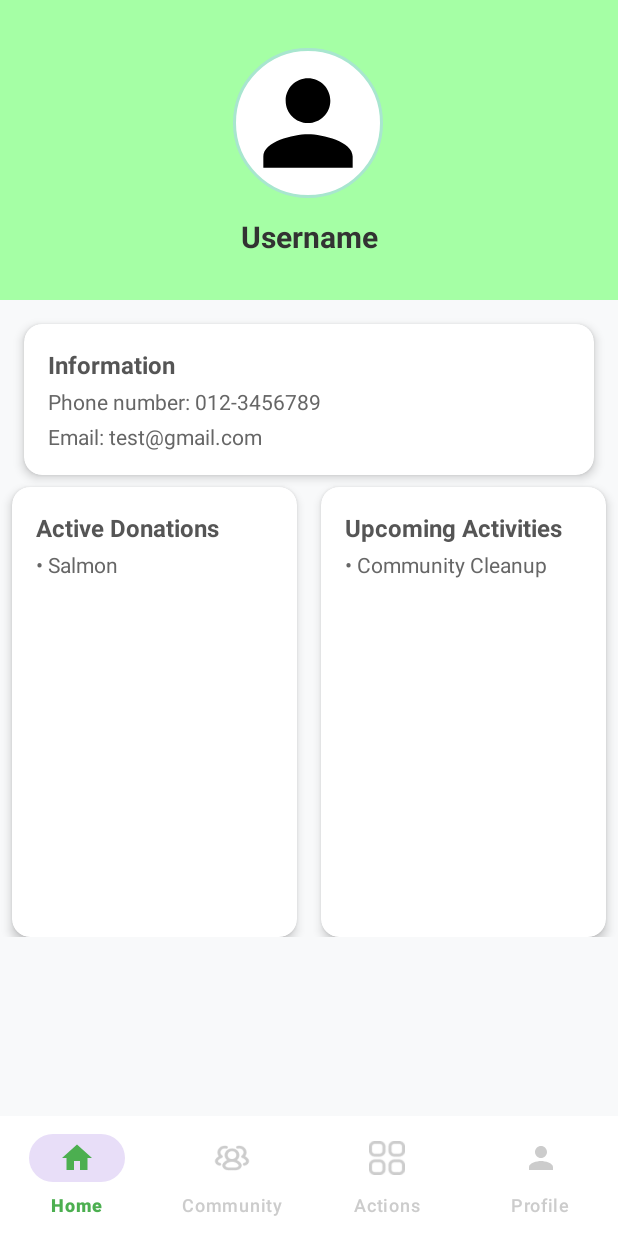
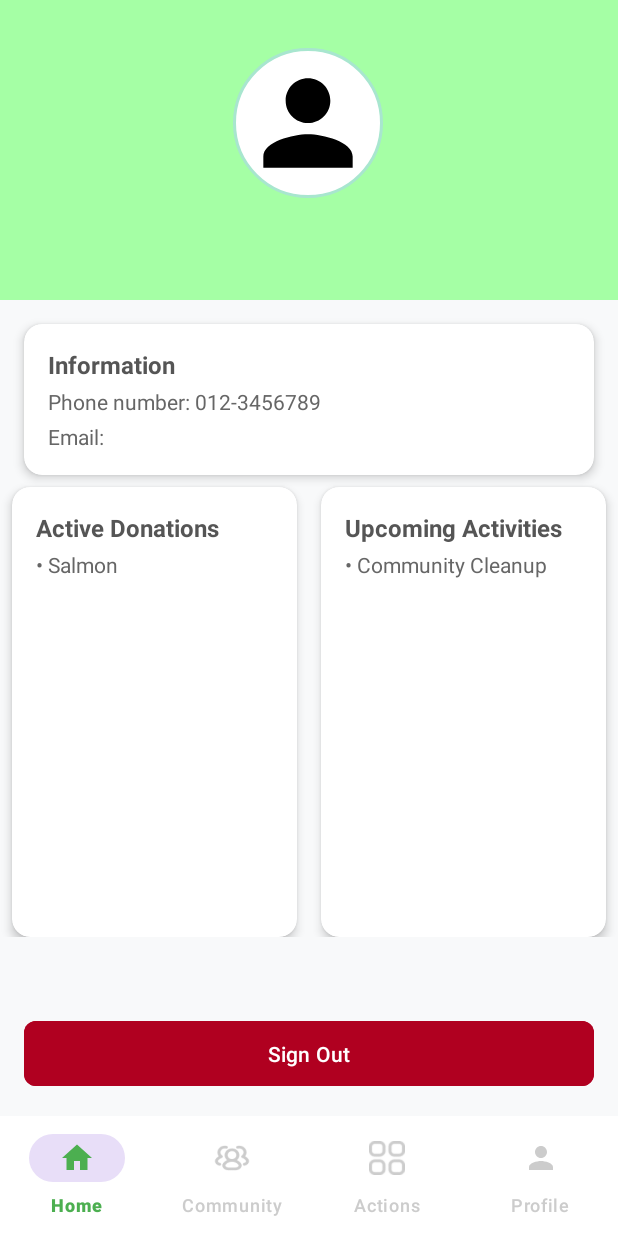
Before and after one commit to yanayusman/WIA2007-MAD, an Android app: the fragment ProfilePage placed in its activity, on a phone screen of 412 x 824 dp. Run offline under Robolectric (Android 15) with nearby library versions, the light colour scheme and no system bars; our stand-ins replace Firebase (no records; nobody signed in at launch, a user with empty details on screens opened directly).

Commit message:
added sign out button

```diff
--- a/SharePlateApp/app/src/main/java/com/shareplateapp/ProfilePage.java
+++ b/SharePlateApp/app/src/main/java/com/shareplateapp/ProfilePage.java
@@ -1,63 +1,97 @@
 package com.shareplateapp;
 
+import android.content.Intent;
 import android.os.Bundle;
 import android.view.LayoutInflater;
 import android.view.View;
 import android.view.ViewGroup;
+import android.widget.TextView;
+import android.widget.ImageView;
+import android.widget.Toast;
+import android.util.Log;
 
+import androidx.annotation.NonNull;
+import androidx.annotation.Nullable;
 import androidx.fragment.app.Fragment;
 
-/**
- * A simple {@link Fragment} subclass.
- * Use the {@link ProfilePage#newInstance} factory method to
- * create an instance of this fragment.
- */
+import com.google.android.material.button.MaterialButton;
+import com.google.firebase.auth.FirebaseAuth;
+import com.google.firebase.auth.FirebaseUser;
+
 public class ProfilePage extends Fragment {
+    private static final String TAG = "ProfilePage";
+    private ImageView profileImage;
+    private TextView username;
+    private TextView email;
+    private MaterialButton signOutButton;
+    private FirebaseAuth mAuth;
 
-    // TODO: Rename parameter arguments, choose names that match
-    // the fragment initialization parameters, e.g. ARG_ITEM_NUMBER
-    private static final String ARG_PARAM1 = "param1";
-    private static final String ARG_PARAM2 = "param2";
-
-    // TODO: Rename and change types of parameters
-    private String mParam1;
-    private String mParam2;
-
-    public ProfilePage() {
-        // Required empty public constructor
+    @Override
+    public void onCreate(@Nullable Bundle savedInstanceState) {
+        super.onCreate(savedInstanceState);
+        mAuth = FirebaseAuth.getInstance();
     }
 
-    /**
-     * Use this factory method to create a new instance of
-     * this fragment using the provided parameters.
-     *
-     * @param param1 Parameter 1.
-     * @param param2 Parameter 2.
-     * @return A new instance of fragment ProfilePage.
-     */
-    // TODO: Rename and change types and number of parameters
-    public static ProfilePage newInstance(String param1, String param2) {
-        ProfilePage fragment = new ProfilePage();
-        Bundle args = new Bundle();
-        args.putString(ARG_PARAM1, param1);
-        args.putString(ARG_PARAM2, param2);
-        fragment.setArguments(args);
-        return fragment;
+    @Nullable
+    @Override
+    public View onCreateView(@NonNull LayoutInflater inflater, @Nullable ViewGroup container, @Nullable Bundle savedInstanceState) {
+        View view = inflater.inflate(R.layout.fragment_profile_page, container, false);
+
+        Log.d(TAG, "onCreateView: Initializing views");
+
+        // Initialize views
+        profileImage = view.findViewById(R.id.profile_image);
+        username = view.findViewById(R.id.username);
+        email = view.findViewById(R.id.email);
+        signOutButton = view.findViewById(R.id.signOutButton);
+        if (signOutButton == null) {
+            Log.e(TAG, "onCreateView: signOutButton not found in layout");
+        } else {
+            Log.d(TAG, "onCreateView: signOutButton found and initialized");
+            signOutButton.setOnClickListener(new View.OnClickListener() {
+                @Override
+                public void onClick(View v) {
+                    Log.d(TAG, "onClick: Sign out button clicked");
+                    signOut();
+                }
+            });
+        }
+
+        // Set up user profile
+        FirebaseUser currentUser = mAuth.getCurrentUser();
+        if (currentUser != null) {
+            // Set email
+            email.setText("Email: " + currentUser.getEmail());
+
+            // Set display name if available, otherwise use email
+            String displayName = currentUser.getDisplayName();
+            username.setText(displayName != null && !displayName.isEmpty() ?
+                displayName : currentUser.getEmail());
+        }
+
+        return view;
     }
 
-    @Override
-    public void onCreate(Bundle savedInstanceState) {
-        super.onCreate(savedInstanceState);
-        if (getArguments() != null) {
-            mParam1 = getArguments().getString(ARG_PARAM1);
-            mParam2 = getArguments().getString(ARG_PARAM2);
+    private void signOut() {
+        Log.d(TAG, "signOut: Attempting to sign out user");
+        try {
+            mAuth.signOut();
+            Log.d(TAG, "signOut: User signed out successfully");
+            Toast.makeText(getContext(), "Signed out successfully", Toast.LENGTH_SHORT).show();
+
+            // Navigate to MainActivity
+            Intent intent = new Intent(getActivity(), MainActivity.class);
+            // Clear the back stack
+            intent.setFlags(Intent.FLAG_ACTIVITY_NEW_TASK | Intent.FLAG_ACTIVITY_CLEAR_TASK);
+            startActivity(intent);
+
+            // Finish the current activity
+            if (getActivity() != null) {
+                getActivity().finish();
+            }
+        } catch (Exception e) {
+            Log.e(TAG, "signOut: Failed to sign out", e);
+            Toast.makeText(getContext(), "Sign out failed: " + e.getMessage(), Toast.LENGTH_SHORT).show();
         }
     }
-
-    @Override
-    public View onCreateView(LayoutInflater inflater, ViewGroup container,
-                             Bundle savedInstanceState) {
-        // Inflate the layout for this fragment
-        return inflater.inflate(R.layout.fragment_profile_page, container, false);
-    }
 }
--- a/SharePlateApp/app/src/main/res/layout/fragment_profile_page.xml
+++ b/SharePlateApp/app/src/main/res/layout/fragment_profile_page.xml
@@ -178,4 +178,19 @@
         </androidx.cardview.widget.CardView>
     </androidx.constraintlayout.widget.ConstraintLayout>
 
+    <!-- Sign Out Button -->
+    <com.google.android.material.button.MaterialButton
+        android:id="@+id/signOutButton"
+        android:layout_width="0dp"
+        android:layout_height="wrap_content"
+        android:layout_margin="16dp"
+        android:backgroundTint="@color/design_default_color_error"
+        android:padding="12dp"
+        android:text="Sign Out"
+        android:textColor="@android:color/white"
+        app:cornerRadius="8dp"
+        app:layout_constraintBottom_toBottomOf="parent"
+        app:layout_constraintEnd_toEndOf="parent"
+        app:layout_constraintStart_toStartOf="parent" />
+
 </androidx.constraintlayout.widget.ConstraintLayout>
```
Also changed, not shown: SharePlateApp/app/src/main/java/com/shareplateapp/LoginActivity.java (+30 -1 lines), SharePlateApp/app/src/main/java/com/shareplateapp/MainActivity.java (+33 -3 lines).
